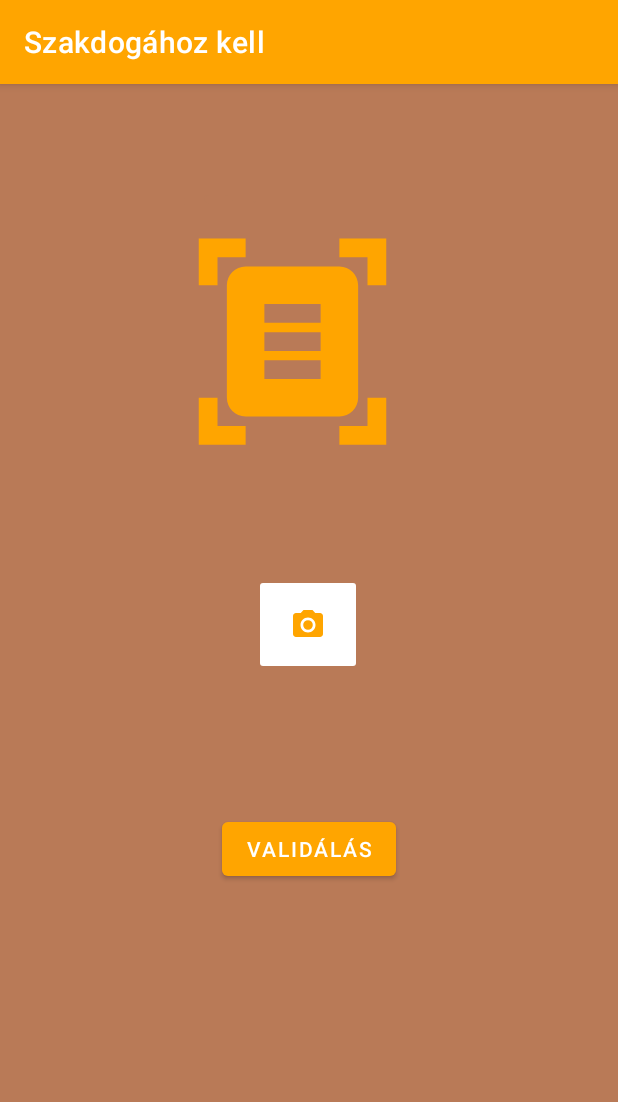
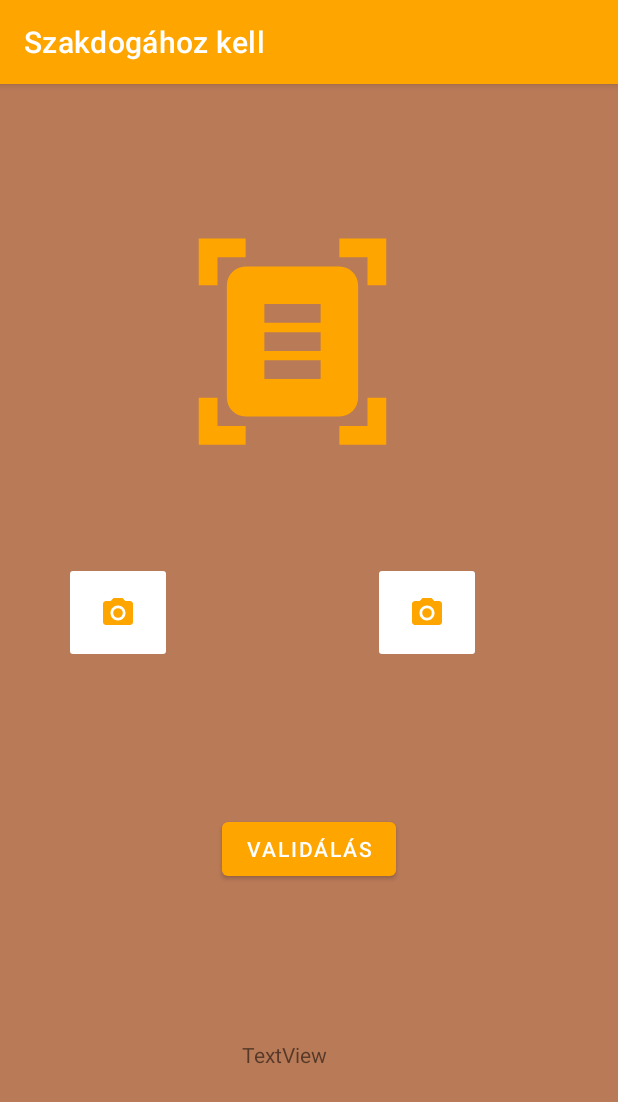
Before and after one commit to TorokMarcell/Szakdoga, an Android app: the MainActivity screen opened directly, with no data from a screen before it, after a tap on an icon or button, on a phone screen of 412 x 824 dp. Shown: the top 1102 px of the screen. Run offline under Robolectric (Android 15) with nearby library versions, the phone set to English and light mode, and no system bars; libraries missing offline, so code that uses them is left out: org.tensorflow.lite.

Commit message:
Verifkáció elkészitése.

```diff
--- a/app/src/main/AndroidManifest.xml
+++ b/app/src/main/AndroidManifest.xml
@@ -2,6 +2,11 @@
 <manifest xmlns:android="http://schemas.android.com/apk/res/android"
     xmlns:tools="http://schemas.android.com/tools">
 
+
+    <uses-feature
+        android:name="android.hardware.camera"
+        android:required="false" />
+    <uses-permission android:name="android.permission.CAMERA"/>
     <application
         android:allowBackup="true"
         android:dataExtractionRules="@xml/data_extraction_rules"
--- /dev/null
+++ b/app/src/main/assets/labels.txt
@@ -0,0 +1,3 @@
+0 Diák
+1 Más igazolvány
+2 Ember
--- a/app/src/main/java/com/example/szakdoghozkell/MainActivity.java
+++ b/app/src/main/java/com/example/szakdoghozkell/MainActivity.java
@@ -1,53 +1,121 @@
 package com.example.szakdoghozkell;
 
+import android.Manifest;
 import android.content.Intent;
-import android.graphics.drawable.ColorDrawable;
+import android.content.pm.PackageManager;
 import android.net.Uri;
 import android.os.Bundle;
 import android.provider.MediaStore;
 import android.view.View;
+import android.widget.Button;
 import android.widget.ImageButton;
 import android.widget.ImageView;
 
+import androidx.annotation.NonNull;
 import androidx.annotation.Nullable;
 import androidx.appcompat.app.AppCompatActivity;
+import androidx.core.app.ActivityCompat;
 
-import com.github.dhaval2404.imagepicker.ImagePicker;
-import net.sourceforge.tess4j.ITesseract;
-import net.sourceforge.tess4j.Tesseract;
+import java.io.BufferedReader;
+import java.io.IOException;
+import java.io.InputStreamReader;
+import java.nio.ByteBuffer;
 
-import org.opencv.android.Utils;
-import org.opencv.core.Core;
-import org.opencv.core.Mat;
-import org.opencv.imgcodecs.Imgcodecs;
-import org.opencv.imgproc.Imgproc;
+import android.graphics.*;
+import android.widget.TextView;
 
-import java.io.File;
-import android.graphics.*;
+import com.example.szakdoghozkell.ml.ModelUnquant;
+
+import org.tensorflow.lite.DataType;
+import org.tensorflow.lite.support.image.TensorImage;
+import org.tensorflow.lite.support.tensorbuffer.TensorBuffer;
+
+import javax.xml.transform.Result;
 
 
 public class MainActivity extends AppCompatActivity {
 
     ImageView imageView;
 
+    Button predictButton;
     ImageButton imageButton;
+
+    TextView textView;
+
+    String result;
+    ImageButton captureButton;
+    Bitmap bitmap;
     @Override
     protected void onCreate(Bundle savedInstanceState) {
         super.onCreate(savedInstanceState);
         setContentView(R.layout.activity_main);
 
+
+
+        getPermission();
+
+        String[] labels = new String[1002];
+        int cnt =0;
+        try {
+            BufferedReader bufferedReader = new BufferedReader(new InputStreamReader(getAssets().open("labels.txt")));
+            String line =bufferedReader.readLine();
+            while (line!=null){
+                labels[cnt]=line;
+                cnt++;
+                line =bufferedReader.readLine();
+            }
+        } catch (IOException e) {
+            throw new RuntimeException(e);
+        }
         imageView =findViewById(R.id.imageView);
         imageButton = findViewById(R.id.imageButton);
+        predictButton = findViewById(R.id.predictbutton);
+        captureButton = findViewById(R.id.captureButton);
+        textView = findViewById(R.id.textView);
 
         imageButton.setOnClickListener(new View.OnClickListener() {
             @Override
             public void onClick(View v) {
-                ImagePicker.with(MainActivity.this)
-                        .crop()
-                        .compress(1024)
-                        .maxResultSize(1080, 1080)
-                        .start();
+                Intent intent = new Intent();
+                intent.setAction(Intent.ACTION_GET_CONTENT);
+                intent.setType("image/*");
+                startActivityForResult(intent,1);
 
+
+            }
+        });
+        captureButton.setOnClickListener(new View.OnClickListener() {
+            @Override
+            public void onClick(View v) {
+                Intent intent = new Intent(MediaStore.ACTION_IMAGE_CAPTURE);
+                startActivityForResult(intent,3);
+
+            }
+        });
+        predictButton.setOnClickListener(new View.OnClickListener() {
+            @Override
+            public void onClick(View v) {
+
+                try {
+                    ModelUnquant model = ModelUnquant.newInstance(MainActivity.this);
+
+                    TensorBuffer inputFeature0 = TensorBuffer.createFixedSize(new int[]{1, 224, 224, 3}, DataType.FLOAT32);
+                    Bitmap input=Bitmap.createScaledBitmap(bitmap,224,224,true);
+                    TensorImage image=new TensorImage(DataType.FLOAT32);
+                    image.load(input);
+                    ByteBuffer byteBuffer=image.getBuffer();
+                    inputFeature0.loadBuffer(byteBuffer);
+
+                    ModelUnquant.Outputs outputs = model.process(inputFeature0);
+
+                    TensorBuffer outputFeature0 = outputs.getOutputFeature0AsTensorBuffer();
+
+                    textView.setText(labels[getMax(outputFeature0.getFloatArray())]+" ");
+
+                    model.close();
+                } catch (IOException e) {
+                    // TODO Handle the exception
+                }
 
             }
         });
@@ -55,11 +123,48 @@ public class MainActivity extends AppCompatActivity {
 
     @Override
     protected void onActivityResult(int requestCode, int resultCode, @Nullable Intent data) {
+        if(requestCode==1){
+            if(data!= null){
+                Uri uri = data.getData();
+                try{
+                    bitmap = MediaStore.Images.Media.getBitmap(this.getContentResolver(),uri);
+                    imageView.setImageBitmap(bitmap);
+                } catch (IOException e){
+                    e.printStackTrace();
+                }
+            }
+        } else if (requestCode ==3) {
+            bitmap = (Bitmap)data.getExtras().get("data");
+            imageView.setImageBitmap(bitmap);
+        }
+
         super.onActivityResult(requestCode, resultCode, data);
-        Uri uri = data.getData();
-        imageView.setImageURI(uri);
-        imageView.setDrawingCacheEnabled(true);
-        imageView.buildDrawingCache(true);
+    }
 
+    int getMax(float[]floats){
+        int max=0;
+        for (int i = 0; i < floats.length; i++) {
+            if (floats[i] > floats[max]){
+                max=i;
+            }
+        }
+        return max;
+    }
+    void getPermission(){
+        if(checkSelfPermission(Manifest.permission.CAMERA)!= PackageManager.PERMISSION_GRANTED){
+            ActivityCompat.requestPermissions(MainActivity.this,new String[]{Manifest.permission.CAMERA},2);
+        }
+    }
+
+    @Override
+    public void onRequestPermissionsResult(int requestCode, @NonNull String[] permissions, @NonNull int[] grantResults) {
+        if(requestCode ==2){
+            if(grantResults.length >0){
+                if(grantResults[0]!=PackageManager.PERMISSION_GRANTED){
+                    this.getPermission();
+                }
+            }
+        }
+        super.onRequestPermissionsResult(requestCode, permissions, grantResults);
     }
 }
--- a/app/src/main/res/layout/activity_main.xml
+++ b/app/src/main/res/layout/activity_main.xml
@@ -6,6 +6,19 @@
     android:layout_height="match_parent"
     tools:context=".MainActivity"
     android:background="@drawable/asdasdsadsa">
+
+    <ImageButton
+        android:id="@+id/captureButton"
+        android:layout_width="72dp"
+        android:layout_height="67dp"
+        android:backgroundTint="@color/white"
+        app:layout_constraintBottom_toBottomOf="parent"
+        app:layout_constraintEnd_toEndOf="parent"
+        app:layout_constraintHorizontal_bias="0.126"
+        app:layout_constraintStart_toStartOf="parent"
+        app:layout_constraintTop_toBottomOf="@+id/imageView"
+        app:layout_constraintVertical_bias="0.158"
+        app:srcCompat="@drawable/ic_baseline_camera_alt_24" />
 
     <TextView
         android:id="@+id/textView"
@@ -35,14 +48,14 @@
         android:backgroundTint="@color/white"
         app:layout_constraintBottom_toBottomOf="parent"
         app:layout_constraintEnd_toEndOf="parent"
-        app:layout_constraintHorizontal_bias="0.498"
+        app:layout_constraintHorizontal_bias="0.731"
         app:layout_constraintStart_toStartOf="parent"
         app:layout_constraintTop_toBottomOf="@+id/imageView"
-        app:layout_constraintVertical_bias="0.176"
+        app:layout_constraintVertical_bias="0.158"
         app:srcCompat="@drawable/ic_baseline_camera_alt_24" />
 
     <Button
-        android:id="@+id/button"
+        android:id="@+id/predictbutton"
         android:layout_width="wrap_content"
         android:layout_height="wrap_content"
         android:layout_marginTop="40dp"
@@ -53,4 +66,15 @@
         app:layout_constraintTop_toBottomOf="@+id/textView"
         app:layout_constraintVertical_bias="0.182" />
 
+    <TextView
+        android:id="@+id/textView2"
+        android:layout_width="90dp"
+        android:layout_height="36dp"
+        android:layout_marginTop="8dp"
+        android:text="TextView"
+        app:layout_constraintBottom_toBottomOf="parent"
+        app:layout_constraintEnd_toEndOf="parent"
+        app:layout_constraintStart_toStartOf="parent"
+        app:layout_constraintTop_toBottomOf="@+id/predictbutton" />
+
 </androidx.constraintlayout.widget.ConstraintLayout>
```
